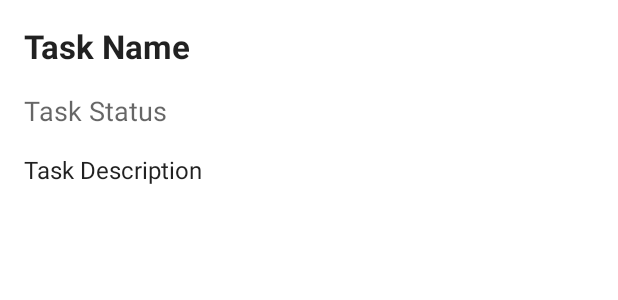
After one commit to KobusSmuts/TaskTracker_V2, an Android app: the layout activity_task_view.xml on its own in the app's theme, with its tools: preview values and no code run, on a phone screen of 412 x 824 dp. The commit adds this screen. Shown: the top 300 px of the screen. Run offline under Robolectric (Android 15) with nearby library versions, the phone set to English and light mode, and no system bars.

Commit message:
Commit all changes

```diff
--- a/app/src/main/AndroidManifest.xml
+++ b/app/src/main/AndroidManifest.xml
@@ -17,8 +17,6 @@
         <activity android:name=".TaskListActivity" />
         <activity android:name=".CreateTaskActivity" />
         <activity android:name=".MainActivity" />
-        <activity android:name=".ManagerActivity" />
-        <activity android:name=".WorkerActivity" />
         <activity
             android:name=".LoginActivity"
             android:exported="true">
--- a/app/src/main/java/com/example/tasktracker/CreateTaskActivity.java
+++ b/app/src/main/java/com/example/tasktracker/CreateTaskActivity.java
@@ -10,7 +10,7 @@ import com.google.firebase.auth.FirebaseUser;
 import com.google.rpc.context.AttributeContext;
 
 public class CreateTaskActivity extends AppCompatActivity {
-    private EditText etTaskTitle, etTaskDescription;
+    private EditText etTaskTitle, etTaskDescription, etEmployeeEmail;
     private Button btnAddTask;
     private FirebaseDatabaseService databaseService;
 
@@ -21,7 +21,7 @@ public class CreateTaskActivity extends AppCompatActivity {
         super.onCreate(savedInstanceState);
         setContentView(R.layout.activity_create_task);
 
-        etTaskTitle = findViewById(R.id.employeeEmail);
+        etEmployeeEmail = findViewById(R.id.etEmployeeEmail);
         etTaskTitle = findViewById(R.id.etTaskTitle);
         etTaskDescription = findViewById(R.id.etTaskDescription);
         btnAddTask = findViewById(R.id.btnAddTask);
@@ -30,6 +30,7 @@ public class CreateTaskActivity extends AppCompatActivity {
         btnAddTask.setOnClickListener(view -> {
             FirebaseUser user = firebaseAuthService.getCurrentUser();
             String uid = user.getUid();
+            String employeeEmail = etEmployeeEmail.getText().toString();
             String title = etTaskTitle.getText().toString();
             String description = etTaskDescription.getText().toString();
             Task task = new Task(uid, employeeEmail, title, description, "Not Started");
--- a/app/src/main/java/com/example/tasktracker/FirebaseDatabaseService.java
+++ b/app/src/main/java/com/example/tasktracker/FirebaseDatabaseService.java
@@ -47,7 +47,7 @@ public class FirebaseDatabaseService {
                 for (DataSnapshot taskSnapshot : snapshot.getChildren()) {
                     Task task = taskSnapshot.getValue(Task.class);
                     if (task != null &&
-                            (currentUserUid.equals(task.getuID()) || currentUserEmail.equals(task.getEmployeeEmail()))) {
+                            (currentUserUid.equals(task.getUID()) || currentUserEmail.equals(task.getEmployeeEmail()))) {
                         taskList.add(task);
                     }
                 }
--- a/app/src/main/java/com/example/tasktracker/LoginActivity.java
+++ b/app/src/main/java/com/example/tasktracker/LoginActivity.java
@@ -8,6 +8,7 @@ import android.widget.Toast;
 
 import androidx.appcompat.app.AppCompatActivity;
 
+import com.google.firebase.FirebaseApp;
 import com.google.firebase.auth.FirebaseUser;
 
 public class LoginActivity extends AppCompatActivity {
@@ -29,6 +30,7 @@ public class LoginActivity extends AppCompatActivity {
     @Override
     protected void onCreate(Bundle savedInstanceState) {
         super.onCreate(savedInstanceState);
+        FirebaseApp.initializeApp(this);
         setContentView(R.layout.activity_login);
 
         etUsername = findViewById(R.id.etUsername);
--- /dev/null
+++ b/app/src/main/res/layout/activity_task_view.xml
@@ -0,0 +1,37 @@
+<?xml version="1.0" encoding="utf-8"?>
+<LinearLayout xmlns:android="http://schemas.android.com/apk/res/android"
+    android:layout_width="match_parent"
+    android:layout_height="match_parent"
+    android:orientation="vertical"
+    android:padding="16dp">
+
+    <!-- Task Name -->
+    <TextView
+        android:id="@+id/text_view_task_name"
+        android:layout_width="match_parent"
+        android:layout_height="wrap_content"
+        android:text="Task Name"
+        android:textSize="22sp"
+        android:textColor="?android:attr/textColorPrimary"
+        android:paddingBottom="16dp"
+        android:textStyle="bold" />
+
+    <!-- Task Status -->
+    <TextView
+        android:id="@+id/text_view_task_status"
+        android:layout_width="match_parent"
+        android:layout_height="wrap_content"
+        android:text="Task Status"
+        android:textSize="18sp"
+        android:textColor="?android:attr/textColorSecondary"
+        android:paddingBottom="16dp" />
+
+    <!-- Task Description -->
+    <TextView
+        android:id="@+id/text_view_task_description"
+        android:layout_width="match_parent"
+        android:layout_height="wrap_content"
+        android:text="Task Description"
+        android:textSize="16sp"
+        android:textColor="?android:attr/textColorPrimary" />
+</LinearLayout>
```
Also changed, not shown: app/src/main/java/com/example/tasktracker/MainActivity.java (+0 -7 lines), app/src/main/java/com/example/tasktracker/ManagerActivity.java (deleted, +0 -75 lines), app/src/main/java/com/example/tasktracker/Task.java (+29 -9 lines), app/src/main/java/com/example/tasktracker/TaskAdapter.java (+55 -36 lines), app/src/main/java/com/example/tasktracker/TaskDetailsActivity.java (added, +48 -0 lines), app/src/main/java/com/example/tasktracker/TaskListActivity.java (+27 -26 lines), app/src/main/java/com/example/tasktracker/TaskRepository.java (+10 -15 lines), app/src/main/java/com/example/tasktracker/TaskViewModel.java (+16 -2 lines).
